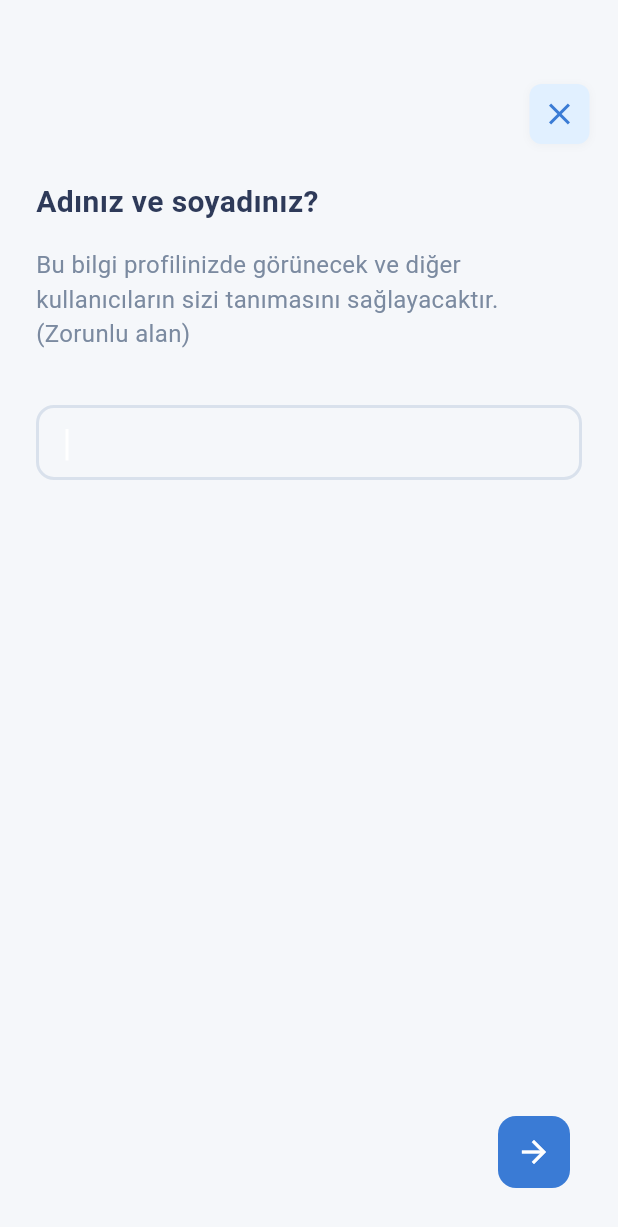
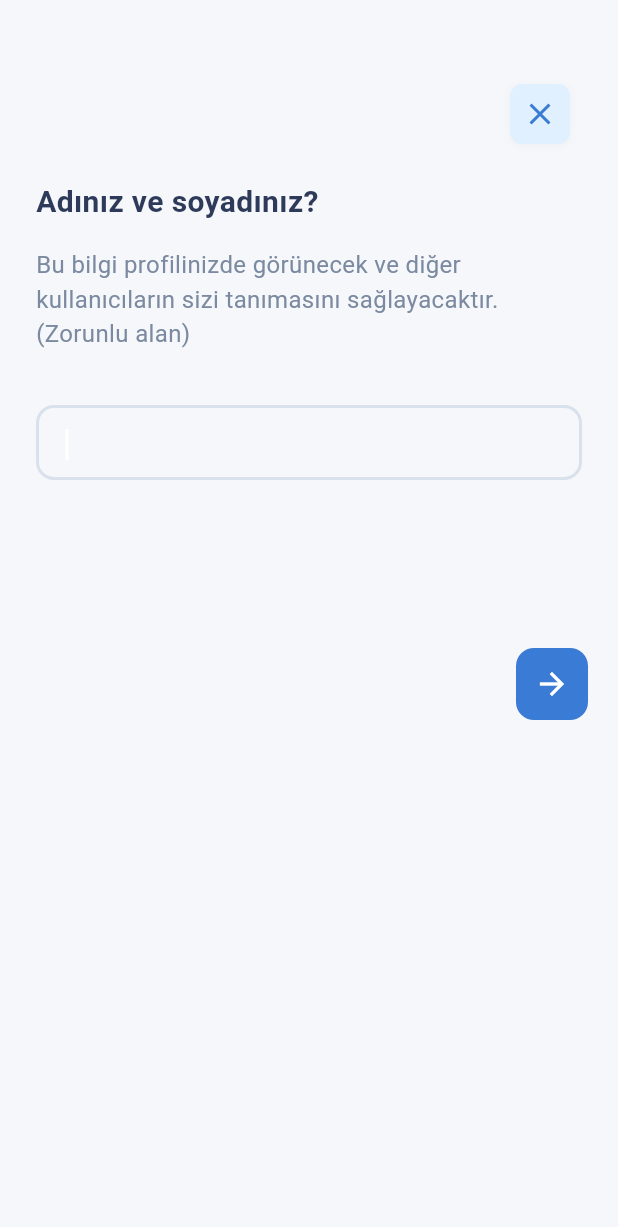
Before and after one commit to oykuwetieko/wetieko-new, a Flutter app: the NameInputScreen screen opened directly, on a phone screen of 412 x 824 dp. Shown: the top 1227 px of the screen. Run offline on Flutter 3.47's test engine with Material 3 defaults, Android fonts, the phone set to English and light mode, and no system bars; our stand-ins replace dio, firebase_core, firebase_messaging, flutter_local_notifications, flutter_native_splash, flutter_slidable and 12 more; missing offline and left inert: apple_maps_flutter, signalr_netcore; accounts and stored records are empty; generated files the repository leaves out were written again; network calls fail.

Commit message:
Profil düzenlemeden açılan isim ve doğum tarihi ekranlarında üst boşluk ve buton konumlandırma sorunları giderilerek onboarding görünümüyle uyumlu hale getirildi

```diff
--- a/lib/screens/02_onboarding_screen/02_name_input_screen.dart
+++ b/lib/screens/02_onboarding_screen/02_name_input_screen.dart
@@ -45,7 +45,7 @@ class _NameInputScreenState extends State<NameInputScreen> {
         Navigator.push(
           context,
           MaterialPageRoute(
-            builder: (context) => const BirthdateInputScreen(),
+            builder: (_) => const BirthdateInputScreen(),
           ),
         );
       }
@@ -60,32 +60,44 @@ class _NameInputScreenState extends State<NameInputScreen> {
   Widget build(BuildContext context) {
     final loc = AppLocalizations.of(context)!;
 
+    // 👇 login-onboarding’deki ile birebir aynı yükseklik:
+    const double topPadding = 120;
+
+    final openedFromProfile = widget.fromProfileEdit;
+
     return GestureDetector(
       onTap: () => FocusScope.of(context).unfocus(),
       child: Scaffold(
         backgroundColor: AppColors.onboardingBackground,
-        resizeToAvoidBottomInset: true,
+
+        // 👇 Böylece içerik zıplamaz
+        resizeToAvoidBottomInset: !openedFromProfile,
+
+        // 👇 Profile Edit'ten açılınca FAB'ı kendimiz yerleştiriyoruz
         floatingActionButtonLocation: FloatingActionButtonLocation.endFloat,
-        floatingActionButton: Padding(
-          padding: const EdgeInsets.only(bottom: 16, right: 16),
-          child: NextButton(onPressed: _handleNext),
-        ),
+        floatingActionButton: !openedFromProfile
+            ? Padding(
+                padding: const EdgeInsets.only(bottom: 16, right: 16),
+                child: NextButton(onPressed: _handleNext),
+              )
+            : null,
+
+        // ❌ SafeArea kaldırıldı → onboarding ile aynı görünüm
         body: Stack(
           children: [
             Padding(
-              padding: const EdgeInsets.fromLTRB(24, 120, 24, 0),
+              padding: EdgeInsets.fromLTRB(24, topPadding, 24, openedFromProfile ? 80 : 0),
               child: SingleChildScrollView(
                 child: Column(
                   crossAxisAlignment: CrossAxisAlignment.start,
                   children: [
                     HeadingText(
                       title: loc.fullNameLabel,
-                      subtitle: widget.fromProfileEdit
-                          ? loc.fullNameInfo
-                          : loc.fullNameInfo,
+                      subtitle: loc.fullNameInfo,
                       align: TextAlign.left,
                     ),
                     const SizedBox(height: 16),
+
                     CustomTextField(
                       hintText: '',
                       uppercase: true,
@@ -93,29 +105,42 @@ class _NameInputScreenState extends State<NameInputScreen> {
                       focusNode: _focusNode,
                       onChanged: (value) {
                         if (value.trim().length >= 3 && _errorMessage != null) {
-                          setState(() {
-                            _errorMessage = null;
-                          });
+                          setState(() => _errorMessage = null);
                         }
                       },
                     ),
+
                     if (_errorMessage != null) ...[
                       const SizedBox(height: 8),
                       Text(
                         _errorMessage!,
-                        style: const TextStyle(color: AppColors.fabBackground, fontSize: 14),
+                        style: const TextStyle(
+                          color: AppColors.fabBackground,
+                          fontSize: 14,
+                        ),
                       ),
                     ],
+
                     const SizedBox(height: 100),
                   ],
                 ),
               ),
             ),
+
+            // 👇 CloseButton login ile birebir aynı konum
             const Positioned(
               top: 40,
-              right: 3,
+              right: 16,
               child: CloseButtonWidget(),
             ),
+
+            // 👇 Profile Edit modunda Next Button burada (VE hiç kaymaz!)
+            if (openedFromProfile)
+              Positioned(
+                bottom: 20,
+                right: 20,
+                child: NextButton(onPressed: _handleNext),
+              ),
           ],
         ),
       ),
--- a/lib/screens/02_onboarding_screen/03_birthdate_input_screen.dart
+++ b/lib/screens/02_onboarding_screen/03_birthdate_input_screen.dart
@@ -44,17 +44,21 @@ class _BirthdateInputScreenState extends State<BirthdateInputScreen> {
 
     return Scaffold(
       backgroundColor: AppColors.onboardingBackground,
+
       appBar: widget.fromProfileEdit
           ? AppBar(
               backgroundColor: AppColors.onboardingBackground,
               elevation: 0,
+              automaticallyImplyLeading: false, // ✅ Geri butonu artık gelmez
             )
           : const CustomAppBar(showStepBar: false),
+
       floatingActionButtonLocation: FloatingActionButtonLocation.endFloat,
       floatingActionButton: Padding(
         padding: const EdgeInsets.only(bottom: 16, right: 16),
         child: NextButton(onPressed: _handleNext),
       ),
+
       body: Padding(
         padding: const EdgeInsets.fromLTRB(24, 30, 24, 0),
         child: Column(
```
